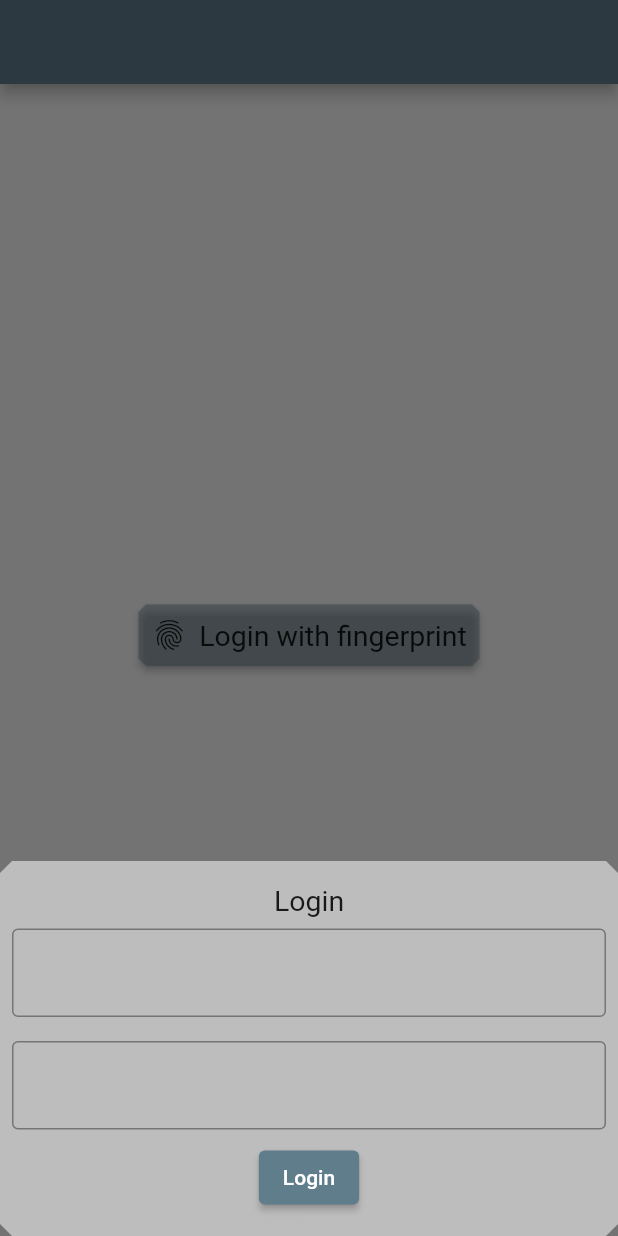
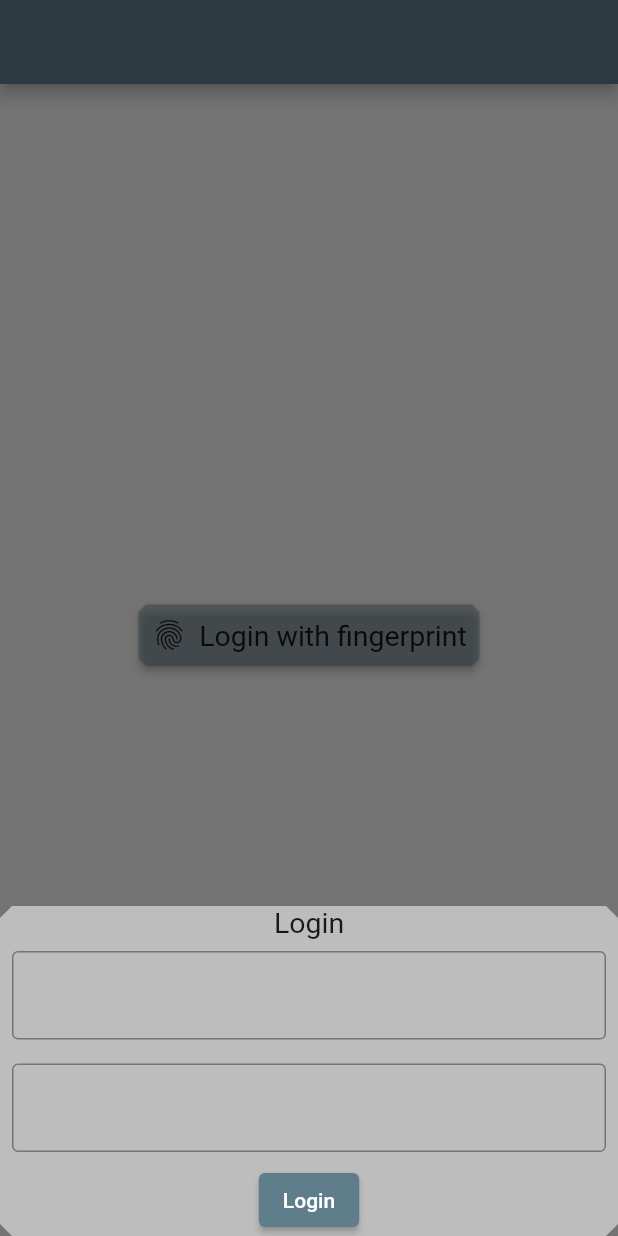
Before and after one commit to EngAddow/credentials-management, a Flutter app: the screen it shows after launch, after a tap on "Login with email and password", on a phone screen of 412 x 824 dp. Run offline on Flutter 3.47's test engine with Material 2 defaults, Android fonts, the phone set to English and light mode, and no system bars; our stand-ins replace bloc, equatable, flutter_bloc, flutter_secure_storage; Roboto replaces fonts that are missing (Georgia, Hind).

Commit message:
keypoard hides bottomsheetmodal fixed

```diff
--- a/lib/src/ui/screens/login_screen.dart
+++ b/lib/src/ui/screens/login_screen.dart
@@ -48,7 +48,8 @@ class _LoginScreenState extends State<LoginScreen> {
       enableDrag: true,
       builder: (BuildContext context2) {
         return Padding(
-          padding: const EdgeInsets.symmetric(vertical: 15.0),
+          // padding: const EdgeInsets.symmetric(vertical: 15.0),
+          padding: MediaQuery.of(context).viewInsets,
           child: Form(
             key: _formKey,
             autovalidateMode: AutovalidateMode.onUserInteraction,
@@ -58,17 +59,22 @@ class _LoginScreenState extends State<LoginScreen> {
                 Text('Login'),
                 _buildEmailField(),
                 _buildPasswordField(),
-                BlocBuilder<LoginBloc, LoginState>(
-                  cubit: context.watch<LoginBloc>(),
+                BlocConsumer<LoginBloc, LoginState>(
+                  cubit: context.read<LoginBloc>(),
                   builder: (context, state) {
                     return ElevatedButton(
-                      child:  state is LoginIsInProgress
-                      ?const CircularProgressIndicator()
+                      child: state is LoginIsInProgress
+                          ? const CircularProgressIndicator()
                           : const Text('Login'),
                       onPressed: _validateAndLogin,
                     );
                   },
-                )
+                  listener: (context, state) {
+                    if (state is LoginSucces) {
+                      Navigator.maybePop(context2);
+                    }
+                  },
+                ),
               ],
             ),
           ),
--- a/pubspec.yaml
+++ b/pubspec.yaml
@@ -1,5 +1,5 @@
 name: flutter_app
-description: A new Flutter application.
+description: Credentials management app.
 
 # The following line prevents the package from being accidentally published to
 # pub.dev using `pub publish`. This is preferred for private packages.
```
Also changed, not shown: 6 other files. Lines whose indentation alone changed are shown as unchanged.
